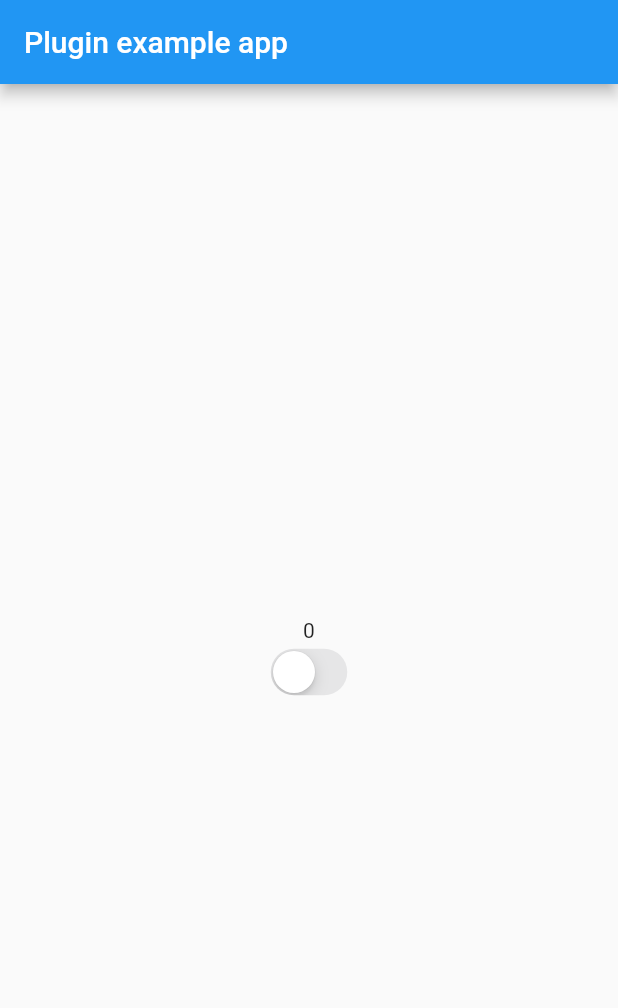
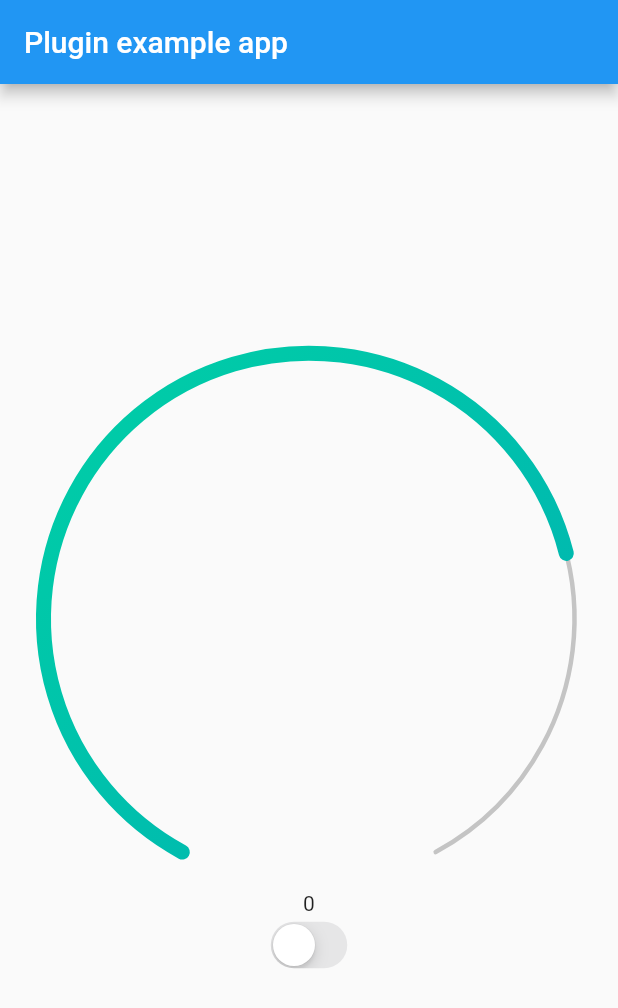
Before and after one commit to 111coding/Flutter_Native_Pedometer, a Flutter app: the screen it shows after launch, on a phone screen of 412 x 824 dp. Shown: the top 1008 px of the screen. Run offline on Flutter 3.47's test engine with Material 2 defaults, Android fonts, the phone set to English and light mode, and no system bars; statements that could not run were skipped.

Commit message:
example ui edit

```diff
--- a/example/lib/main.dart
+++ b/example/lib/main.dart
@@ -3,6 +3,7 @@ import 'package:flutter/cupertino.dart' as Cuperticno;
 import 'dart:async';
 
 import 'package:flutter_native_pedometer/flutter_native_pedometer.dart';
+import 'package:flutter_native_pedometer_example/walker_gauge.dart';
 
 void main() {
   runApp(const MyApp());
@@ -49,6 +50,13 @@ class _MyAppState extends State<MyApp> {
           child: Column(
             mainAxisAlignment: MainAxisAlignment.center,
             children: [
+              Padding(
+                padding: EdgeInsets.symmetric(horizontal: 24),
+                child: WalkerGauge(
+                  percent: 0.75,
+                  width: double.infinity,
+                ),
+              ),
               Text("$step"),
               Cuperticno.CupertinoSwitch(
                 value: isWalking,
--- /dev/null
+++ b/example/lib/walker_gauge.dart
@@ -0,0 +1,83 @@
+import 'package:flutter/material.dart';
+
+import 'dart:ui' as ui;
+import 'dart:math' as math;
+
+class WalkerGauge extends StatefulWidget {
+  const WalkerGauge({Key? key, required this.percent, required this.width}) : super(key: key);
+  final double width;
+  final double percent;
+
+  @override
+  State<StatefulWidget> createState() => _WalkerGaugeState();
+}
+
+class _WalkerGaugeState extends State<WalkerGauge> with SingleTickerProviderStateMixin {
+  @override
+  void initState() {
+    super.initState();
+    WidgetsBinding.instance?.addPostFrameCallback((_) {
+      ac.addListener(() {
+        setState(() {});
+      });
+      ac.forward();
+    });
+  }
+
+  late final ac = AnimationController(vsync: this, duration: const Duration(milliseconds: 1000));
+
+  @override
+  Widget build(BuildContext context) {
+    return AspectRatio(
+      aspectRatio: 1,
+      child: Container(
+        width: double.infinity,
+        color: Colors.transparent,
+        child: CustomPaint(
+          foregroundPainter: WalkerPainter(
+            percent: widget.percent * ac.value,
+          ),
+        ),
+      ),
+    );
+  }
+}
+
+class WalkerPainter extends CustomPainter {
+  WalkerPainter({
+    required this.percent,
+  }) : assert(percent >= 0 && percent <= 1, "percent must be between 0.0 and 1.0");
+  double percent;
+  final int emptyAngle = 57;
+
+  @override
+  void paint(Canvas canvas, Size size) {
+    Offset center = Offset(size.width / 2, size.height / 2);
+
+    double startAngle = (math.pi / 2) + math.pi * emptyAngle / 360; // 시작점 - 6시 방향에 원점 맞춘 후 각도만큼 이동
+    double endAngle = 2 * math.pi - math.pi * emptyAngle * 2 / 360; // 끝점
+
+    Paint gaugePaint = Paint()
+      ..shader = ui.Gradient.linear(const Offset(0, 0), Offset(size.width, size.height), const [Color(0xFF00CFA6), Color(0xFF00B1B3)])
+      ..strokeWidth = 10
+      ..strokeCap = StrokeCap.round
+      ..style = PaintingStyle.stroke;
+
+    Paint defaultPanit = Paint()
+      ..color = const Color(0xFFC4C4C4)
+      ..strokeWidth = 3
+      ..strokeCap = StrokeCap.round
+      ..style = PaintingStyle.stroke;
+
+    double gaugeRadius = math.min(size.width / 2 - gaugePaint.strokeWidth / 2, size.height / 2 - gaugePaint.strokeWidth / 2); // 원의 반지름을 구함. 선의 굵기에 영향을 받지 않게 보정함.
+
+    // 회색 기본게이지
+    canvas.drawArc(Rect.fromCircle(center: center, radius: gaugeRadius), startAngle, endAngle, false, defaultPanit);
+
+    // 그라디언트 퍼센트 게이지
+    canvas.drawArc(Rect.fromCircle(center: center, radius: gaugeRadius), startAngle, endAngle * percent, false, gaugePaint);
+  }
+
+  @override
+  bool shouldRepaint(CustomPainter oldDelegate) => true;
+}
```
